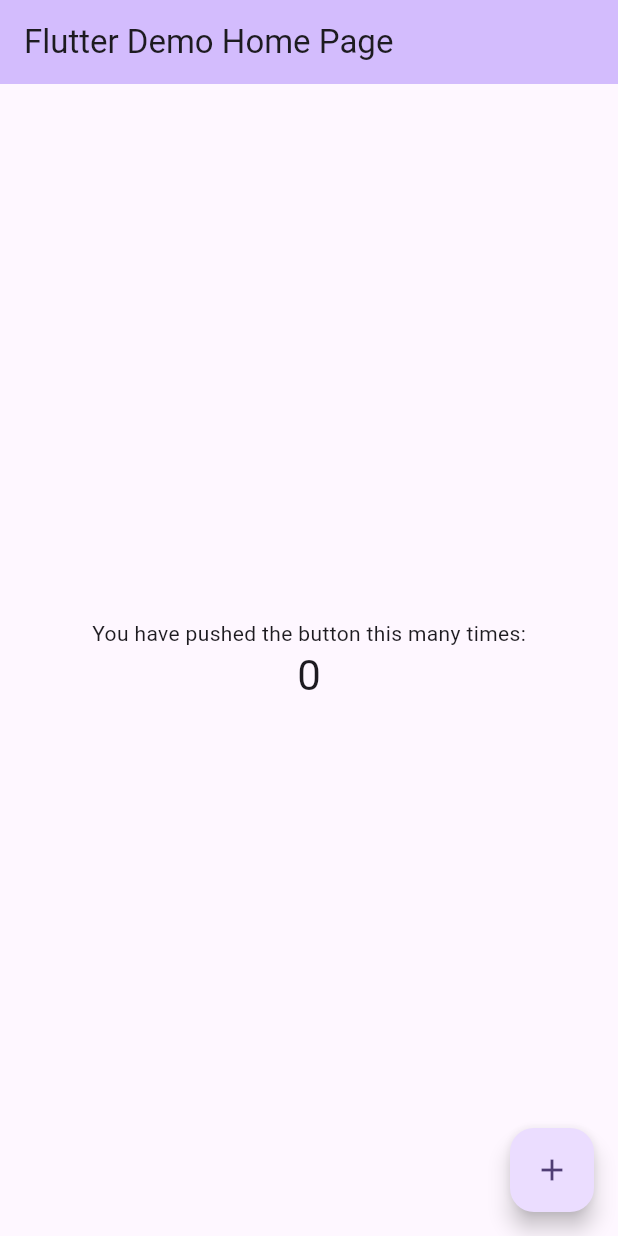
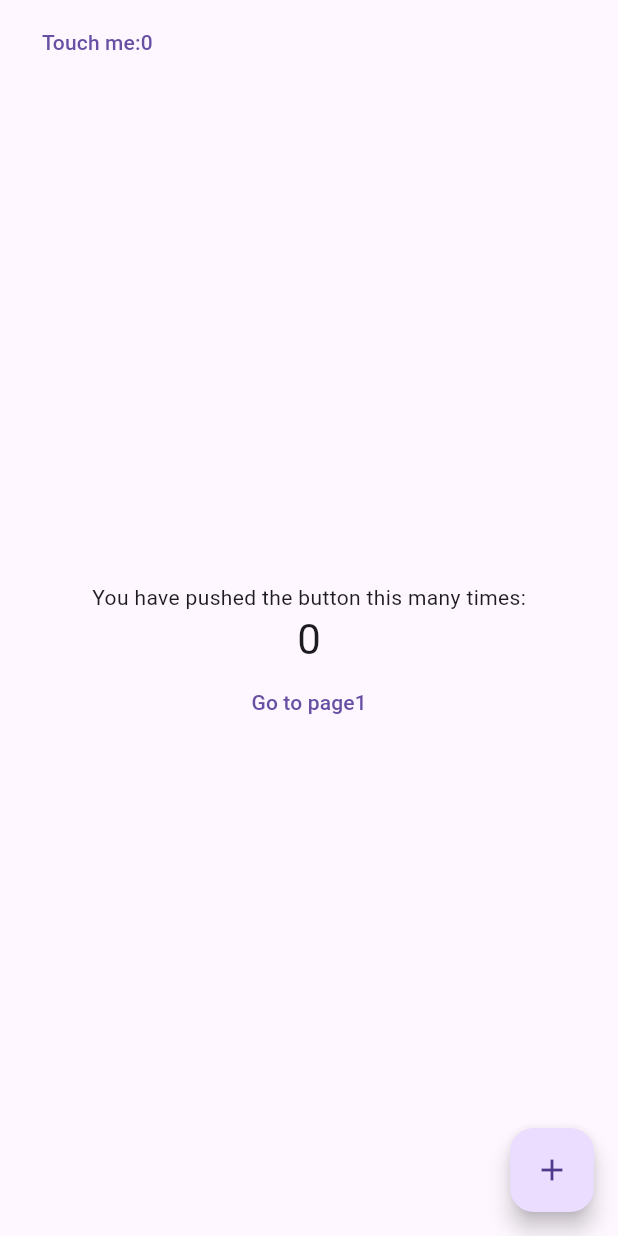
Before and after one commit to IngSW24/todos-flutter-poc, a Flutter app: the screen it shows after launch, on a phone screen of 412 x 824 dp. Run offline on Flutter 3.47's test engine with Material 3 defaults, Android fonts, the phone set to English and light mode, and no system bars; our stand-ins replace go_router.

Commit message:
Aggiunta page1 con esempi per capire la gestione dello stato

```diff
--- a/lib/main.dart
+++ b/lib/main.dart
@@ -1,4 +1,7 @@
 import 'package:flutter/material.dart';
+import 'package:go_router/go_router.dart';
+import 'package:todos_flutter_poc/ui/screens/home_page.dart';
+import 'package:todos_flutter_poc/ui/screens/page1.dart';
 
 void main() {
   runApp(const MyApp());
@@ -10,116 +13,23 @@ class MyApp extends StatelessWidget {
   // This widget is the root of your application.
   @override
   Widget build(BuildContext context) {
-    return MaterialApp(
-      title: 'Flutter Demo',
-      theme: ThemeData(
-        // This is the theme of your application.
-        //
-        // TRY THIS: Try running your application with "flutter run". You'll see
-        // the application has a purple toolbar. Then, without quitting the app,
-        // try changing the seedColor in the colorScheme below to Colors.green
-        // and then invoke "hot reload" (save your changes or press the "hot
-        // reload" button in a Flutter-supported IDE, or press "r" if you used
-        // the command line to start the app).
-        //
-        // Notice that the counter didn't reset back to zero; the application
-        // state is not lost during the reload. To reset the state, use hot
-        // restart instead.
-        //
-        // This works for code too, not just values: Most code changes can be
-        // tested with just a hot reload.
-        colorScheme: ColorScheme.fromSeed(seedColor: Colors.deepPurple),
-        useMaterial3: true,
-      ),
-      home: const MyHomePage(title: 'Flutter Demo Home Page'),
+    return MaterialApp.router(
+        routerConfig: myRouter
     );
   }
 }
 
-class MyHomePage extends StatefulWidget {
-  const MyHomePage({super.key, required this.title});
-
-  // This widget is the home page of your application. It is stateful, meaning
-  // that it has a State object (defined below) that contains fields that affect
-  // how it looks.
-
-  // This class is the configuration for the state. It holds the values (in this
-  // case the title) provided by the parent (in this case the App widget) and
-  // used by the build method of the State. Fields in a Widget subclass are
-  // always marked "final".
-
-  final String title;
-
-  @override
-  State<MyHomePage> createState() => _MyHomePageState();
-}
-
-class _MyHomePageState extends State<MyHomePage> {
-  int _counter = 0;
-
-  void _incrementCounter() {
-    setState(() {
-      // This call to setState tells the Flutter framework that something has
-      // changed in this State, which causes it to rerun the build method below
-      // so that the display can reflect the updated values. If we changed
-      // _counter without calling setState(), then the build method would not be
-      // called again, and so nothing would appear to happen.
-      _counter++;
-    });
-  }
-
-  @override
-  Widget build(BuildContext context) {
-    // This method is rerun every time setState is called, for instance as done
-    // by the _incrementCounter method above.
-    //
-    // The Flutter framework has been optimized to make rerunning build methods
-    // fast, so that you can just rebuild anything that needs updating rather
-    // than having to individually change instances of widgets.
-    return Scaffold(
-      appBar: AppBar(
-        // TRY THIS: Try changing the color here to a specific color (to
-        // Colors.amber, perhaps?) and trigger a hot reload to see the AppBar
-        // change color while the other colors stay the same.
-        backgroundColor: Theme.of(context).colorScheme.inversePrimary,
-        // Here we take the value from the MyHomePage object that was created by
-        // the App.build method, and use it to set our appbar title.
-        title: Text(widget.title),
-      ),
-      body: Center(
-        // Center is a layout widget. It takes a single child and positions it
-        // in the middle of the parent.
-        child: Column(
-          // Column is also a layout widget. It takes a list of children and
-          // arranges them vertically. By default, it sizes itself to fit its
-          // children horizontally, and tries to be as tall as its parent.
-          //
-          // Column has various properties to control how it sizes itself and
-          // how it positions its children. Here we use mainAxisAlignment to
-          // center the children vertically; the main axis here is the vertical
-          // axis because Columns are vertical (the cross axis would be
-          // horizontal).
-          //
-          // TRY THIS: Invoke "debug painting" (choose the "Toggle Debug Paint"
-          // action in the IDE, or press "p" in the console), to see the
-          // wireframe for each widget.
-          mainAxisAlignment: MainAxisAlignment.center,
-          children: <Widget>[
-            const Text(
-              'You have pushed the button this many times:',
-            ),
-            Text(
-              '$_counter',
-              style: Theme.of(context).textTheme.headlineMedium,
-            ),
-          ],
-        ),
-      ),
-      floatingActionButton: FloatingActionButton(
-        onPressed: _incrementCounter,
-        tooltip: 'Increment',
-        child: const Icon(Icons.add),
-      ), // This trailing comma makes auto-formatting nicer for build methods.
-    );
-  }
-}
+final myRouter = GoRouter(
+    routes: [
+      GoRoute(
+          path: '/',
+          builder: (ctx, state) => const HomePage(title: 'Hello'),
+          routes: [
+            GoRoute(
+                path: "page1",
+                builder: (ctx, state) => const Page1()
+            )
+          ]
+      )
+    ]
+);
--- /dev/null
+++ b/lib/ui/components/clickable_text.dart
@@ -0,0 +1,22 @@
+import 'package:flutter/material.dart';
+
+class MyClickableText extends StatefulWidget {
+  const MyClickableText({super.key});
+
+  @override
+  State<StatefulWidget> createState() => _MyStatefulText();
+}
+
+class _MyStatefulText extends State<MyClickableText> {
+  int count = 0;
+  void onPressed() {
+    setState(() {
+      count++;
+    });
+  }
+
+  @override
+  Widget build(ctx) {
+    return TextButton(onPressed: onPressed, child: Text("Touch me:$count"));
+  }
+}
--- /dev/null
+++ b/lib/ui/components/my_app_bar.dart
@@ -0,0 +1,5 @@
+import 'package:flutter/material.dart';
+
+class MyAppBar extends AppBar {
+  MyAppBar({super.key, super.title = const Text("Title unset")});
+}
--- /dev/null
+++ b/lib/ui/screens/home_page.dart
@@ -0,0 +1,69 @@
+import 'package:flutter/material.dart';
+import '/ui/components/clickable_text.dart';
+import '/ui/components/my_app_bar.dart';
+import 'package:go_router/go_router.dart';
+
+class HomePage extends StatefulWidget {
+  const HomePage({
+    super.key, required this.title
+  });
+
+  final String title;
+
+  @override
+  State<HomePage> createState() => _HomePage();
+}
+
+class _HomePage extends State<HomePage> {
+  int _counter = 0;
+
+  void _incrementCounter() {
+    setState(() {
+      _counter++;
+    });
+  }
+
+  @override
+  Widget build(BuildContext context) {
+    return Scaffold(
+      appBar: MyAppBar(title: const MyClickableText()),
+      body: Center(
+        // Center is a layout widget. It takes a single child and positions it
+        // in the middle of the parent.
+        child: Column(
+          // Column is also a layout widget. It takes a list of children and
+          // arranges them vertically. By default, it sizes itself to fit its
+          // children horizontally, and tries to be as tall as its parent.
+          //
+          // Column has various properties to control how it sizes itself and
+          // how it positions its children. Here we use mainAxisAlignment to
+          // center the children vertically; the main axis here is the vertical
+          // axis because Columns are vertical (the cross axis would be
+          // horizontal).
+          //
+          // TRY THIS: Invoke "debug painting" (choose the "Toggle Debug Paint"
+          // action in the IDE, or press "p" in the console), to see the
+          // wireframe for each widget.
+          mainAxisAlignment: MainAxisAlignment.center,
+          children: <Widget>[
+            const Text(
+              'You have pushed the button this many times:',
+            ),
+            Text(
+              '$_counter',
+              style: Theme.of(context).textTheme.headlineMedium,
+            ),
+            TextButton(onPressed: () => context.go("/page1"), child: const Text("Go to page1"))
+          ],
+        ),
+      ),
+      floatingActionButton: FloatingActionButton(
+        onPressed: () {
+          _incrementCounter();
+        },
+        tooltip: 'Increment counter',
+        child: const Icon(Icons.add),
+      ), // This trailing comma makes auto-formatting nicer for build methods.
+    );
+  }
+}
--- a/pubspec.yaml
+++ b/pubspec.yaml
@@ -35,6 +35,7 @@ dependencies:
   # The following adds the Cupertino Icons font to your application.
   # Use with the CupertinoIcons class for iOS style icons.
   cupertino_icons: ^1.0.8
+  go_router: ^14.6.0
 
 dev_dependencies:
   flutter_test:
```
Also changed, not shown: lib/ui/components/list_item.dart (added, +25 -0 lines), lib/ui/screens/page1.dart (added, +39 -0 lines), pubspec.lock.
